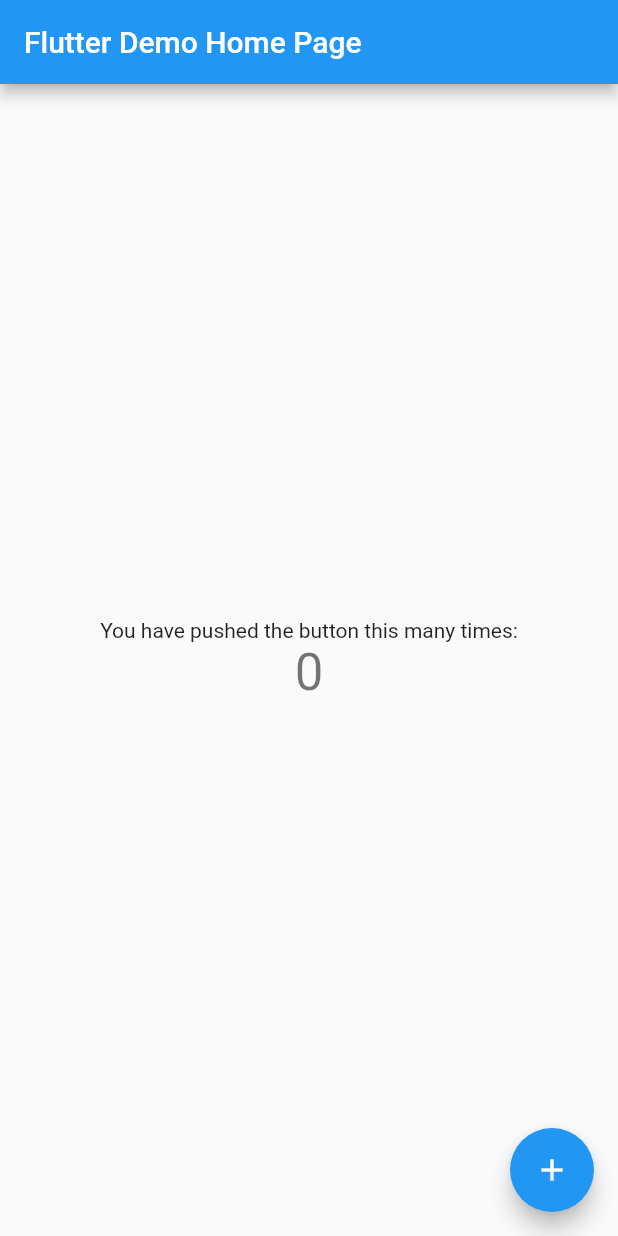
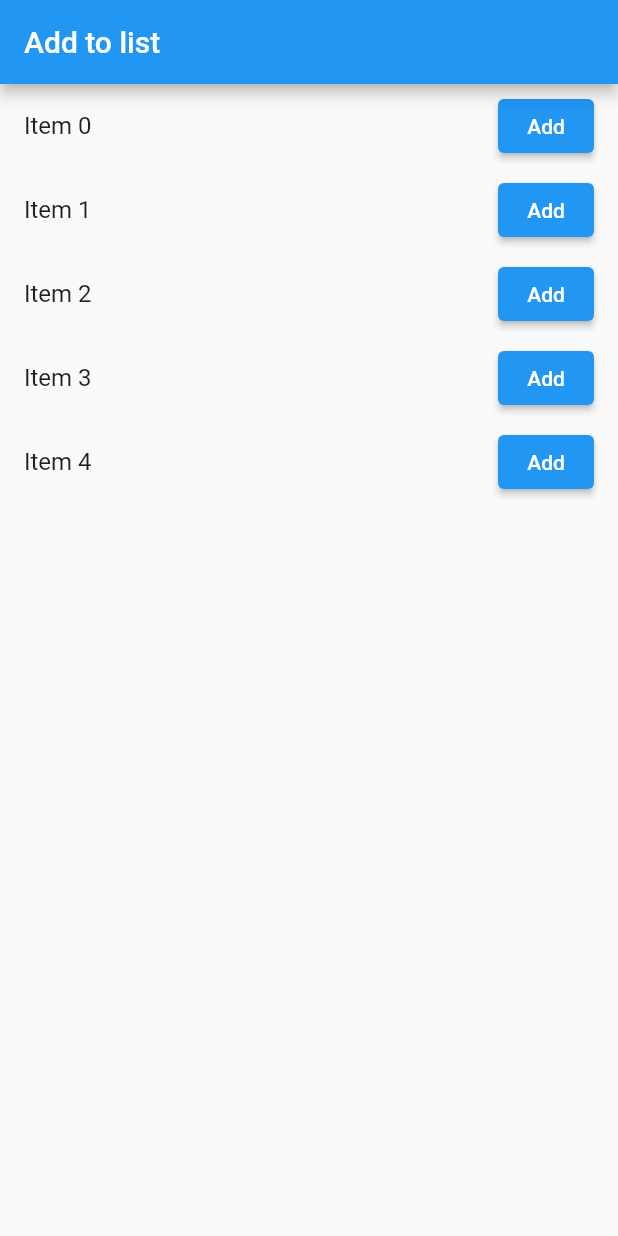
Before and after one commit to steph237/flutter_30_days, a Flutter app: the screen it shows after launch, on a phone screen of 412 x 824 dp. Run offline on Flutter 3.47's test engine with Material 2 defaults, Android fonts, the phone set to English and light mode, and no system bars.

Commit message:
update: added the list page

```diff
--- /dev/null
+++ b/lib/List.dart
@@ -0,0 +1,36 @@
+import 'main.dart';
+import 'package:flutter/material.dart';
+
+
+
+class ListViewBuilder extends StatelessWidget {
+  const ListViewBuilder({Key? key}) : super(key: key);
+
+  @override
+  Widget build(BuildContext context) {
+    return Scaffold(
+      appBar: AppBar(title: const Text("Add to list")),
+      body: ListView.builder(
+          itemCount: 5,
+          itemBuilder: (BuildContext context, int index) {
+            return ListTile(
+                trailing:  Builder(builder: (context) {
+                  return ElevatedButton(
+                    onPressed: () {
+
+                      debugPrint('pressed');
+                      // Add your on pressed event here
+                    },
+
+                    child: const Text('Add'),
+                  );
+                }
+                ),
+                title: Text("Item $index")
+            );
+
+
+          }),
+    );
+  }
+}
--- a/lib/main.dart
+++ b/lib/main.dart
@@ -1,115 +1,19 @@
 import 'package:flutter/material.dart';
+import 'package:flutter_30_days/List.dart';
 
-void main() {
-  runApp(const MyApp());
-}
+void main() => runApp(const MyApp());
 
 class MyApp extends StatelessWidget {
-  const MyApp({super.key});
-
-  // This widget is the root of your application.
+  const MyApp({Key? key}) : super(key: key);
+// This widget is the root
+// of your application.
   @override
   Widget build(BuildContext context) {
     return MaterialApp(
-      title: 'Flutter Demo',
-      theme: ThemeData(
-        // This is the theme of your application.
-        //
-        // Try running your application with "flutter run". You'll see the
-        // application has a blue toolbar. Then, without quitting the app, try
-        // changing the primarySwatch below to Colors.green and then invoke
-        // "hot reload" (press "r" in the console where you ran "flutter run",
-        // or simply save your changes to "hot reload" in a Flutter IDE).
-        // Notice that the counter didn't reset back to zero; the application
-        // is not restarted.
-        primarySwatch: Colors.blue,
-      ),
-      home: const MyHomePage(title: 'Flutter Demo Home Page'),
-    );
+
+        theme: ThemeData(primarySwatch: Colors.blue),
+        debugShowCheckedModeBanner: false,
+        // home : new ListViewBuilder(), NO Need To Use Unnecessary New Keyword
+        home: const ListViewBuilder());
   }
 }
-
-class MyHomePage extends StatefulWidget {
-  const MyHomePage({super.key, required this.title});
-
-  // This widget is the home page of your application. It is stateful, meaning
-  // that it has a State object (defined below) that contains fields that affect
-  // how it looks.
-
-  // This class is the configuration for the state. It holds the values (in this
-  // case the title) provided by the parent (in this case the App widget) and
-  // used by the build method of the State. Fields in a Widget subclass are
-  // always marked "final".
-
-  final String title;
-
-  @override
-  State<MyHomePage> createState() => _MyHomePageState();
-}
-
-class _MyHomePageState extends State<MyHomePage> {
-  int _counter = 0;
-
-  void _incrementCounter() {
-    setState(() {
-      // This call to setState tells the Flutter framework that something has
-      // changed in this State, which causes it to rerun the build method below
-      // so that the display can reflect the updated values. If we changed
-      // _counter without calling setState(), then the build method would not be
-      // called again, and so nothing would appear to happen.
-      _counter++;
-    });
-  }
-
-  @override
-  Widget build(BuildContext context) {
-    // This method is rerun every time setState is called, for instance as done
-    // by the _incrementCounter method above.
-    //
-    // The Flutter framework has been optimized to make rerunning build methods
-    // fast, so that you can just rebuild anything that needs updating rather
-    // than having to individually change instances of widgets.
-    return Scaffold(
-      appBar: AppBar(
-        // Here we take the value from the MyHomePage object that was created by
-        // the App.build method, and use it to set our appbar title.
-        title: Text(widget.title),
-      ),
-      body: Center(
-        // Center is a layout widget. It takes a single child and positions it
-        // in the middle of the parent.
-        child: Column(
-          // Column is also a layout widget. It takes a list of children and
-          // arranges them vertically. By default, it sizes itself to fit its
-          // children horizontally, and tries to be as tall as its parent.
-          //
-          // Invoke "debug painting" (press "p" in the console, choose the
-          // "Toggle Debug Paint" action from the Flutter Inspector in Android
-          // Studio, or the "Toggle Debug Paint" command in Visual Studio Code)
-          // to see the wireframe for each widget.
-          //
-          // Column has various properties to control how it sizes itself and
-          // how it positions its children. Here we use mainAxisAlignment to
-          // center the children vertically; the main axis here is the vertical
-          // axis because Columns are vertical (the cross axis would be
-          // horizontal).
-          mainAxisAlignment: MainAxisAlignment.center,
-          children: <Widget>[
-            const Text(
-              'You have pushed the button this many times:',
-            ),
-            Text(
-              '$_counter',
-              style: Theme.of(context).textTheme.headlineMedium,
-            ),
-          ],
-        ),
-      ),
-      floatingActionButton: FloatingActionButton(
-        onPressed: _incrementCounter,
-        tooltip: 'Increment',
-        child: const Icon(Icons.add),
-      ), // This trailing comma makes auto-formatting nicer for build methods.
-    );
-  }
-}
```
Also changed, not shown: lib/Cart.dart (added).
